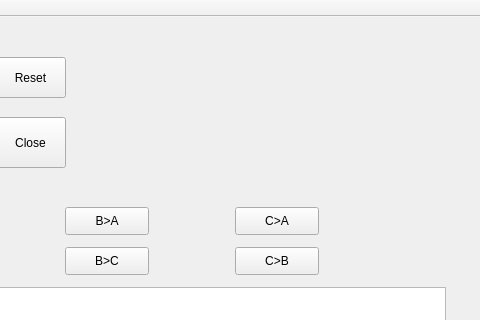
Before: the Qt Designer form student/13/hanoi/mainwindow.ui in junyuan-fang/Ohjelmointi2, drawn with Qt 5; both pictures show x 245 to 725 and y 0 to 320 of the 1088 by 660 pixel window.
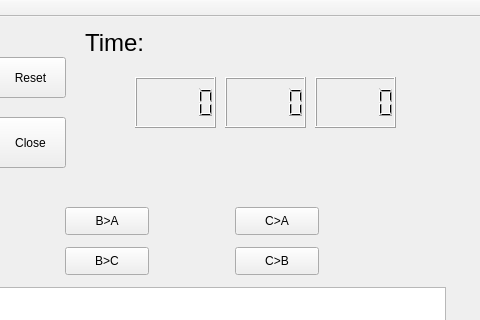
After: the same form once the commit is applied.

Commit message: implementation of timer is finnished

```diff
--- a/student/13/hanoi/mainwindow.ui
+++ b/student/13/hanoi/mainwindow.ui
@@ -254,6 +254,54 @@
      <string/>
     </property>
    </widget>
+   <widget class="QLCDNumber" name="hour">
+    <property name="geometry">
+     <rect>
+      <x>380</x>
+      <y>60</y>
+      <width>81</width>
+      <height>51</height>
+     </rect>
+    </property>
+   </widget>
+   <widget class="QLabel" name="label_5">
+    <property name="geometry">
+     <rect>
+      <x>330</x>
+      <y>0</y>
+      <width>311</width>
+      <height>51</height>
+     </rect>
+    </property>
+    <property name="font">
+     <font>
+      <pointsize>18</pointsize>
+     </font>
+    </property>
+    <property name="text">
+     <string>Time:</string>
+    </property>
+   </widget>
+   <widget class="QLCDNumber" name="minute">
+    <property name="geometry">
+     <rect>
+      <x>470</x>
+      <y>60</y>
+      <width>81</width>
+      <height>51</height>
+     </rect>
+    </property>
+   </widget>
+   <widget class="QLCDNumber" name="second">
+    <property name="geometry">
+     <rect>
+      <x>560</x>
+      <y>60</y>
+      <width>81</width>
+      <height>51</height>
+     </rect>
+    </property>
+   </widget>
   </widget>
   <widget class="QMenuBar" name="menuBar">
    <property name="geometry">
```
The commit also changes 2 other files.
